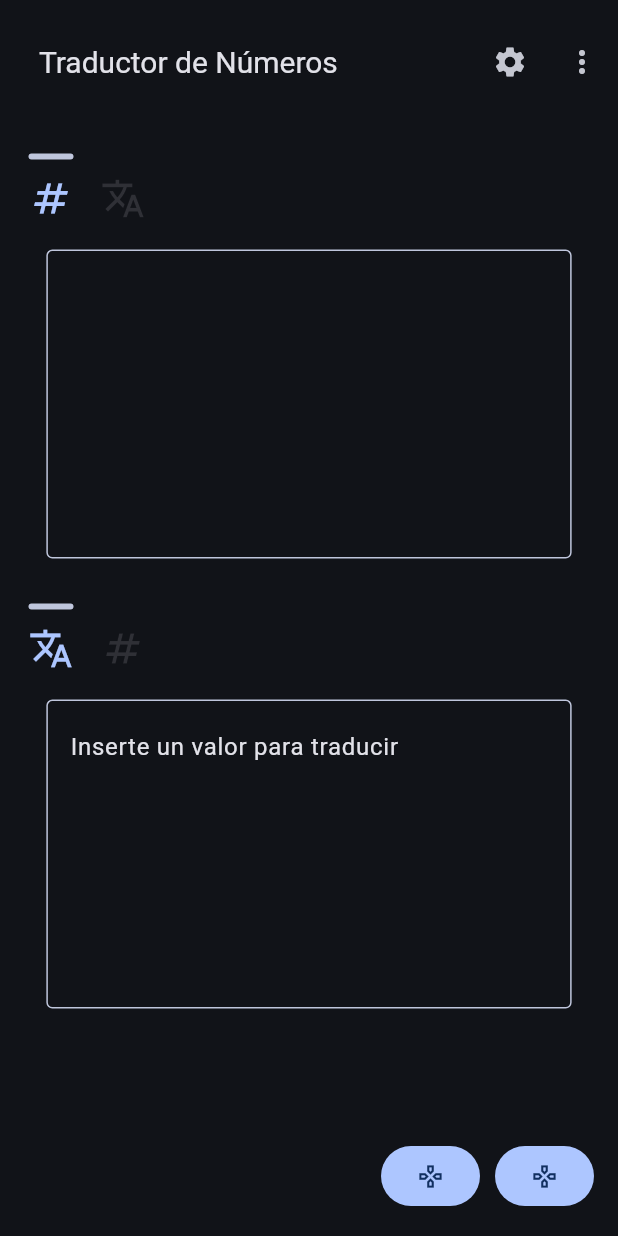
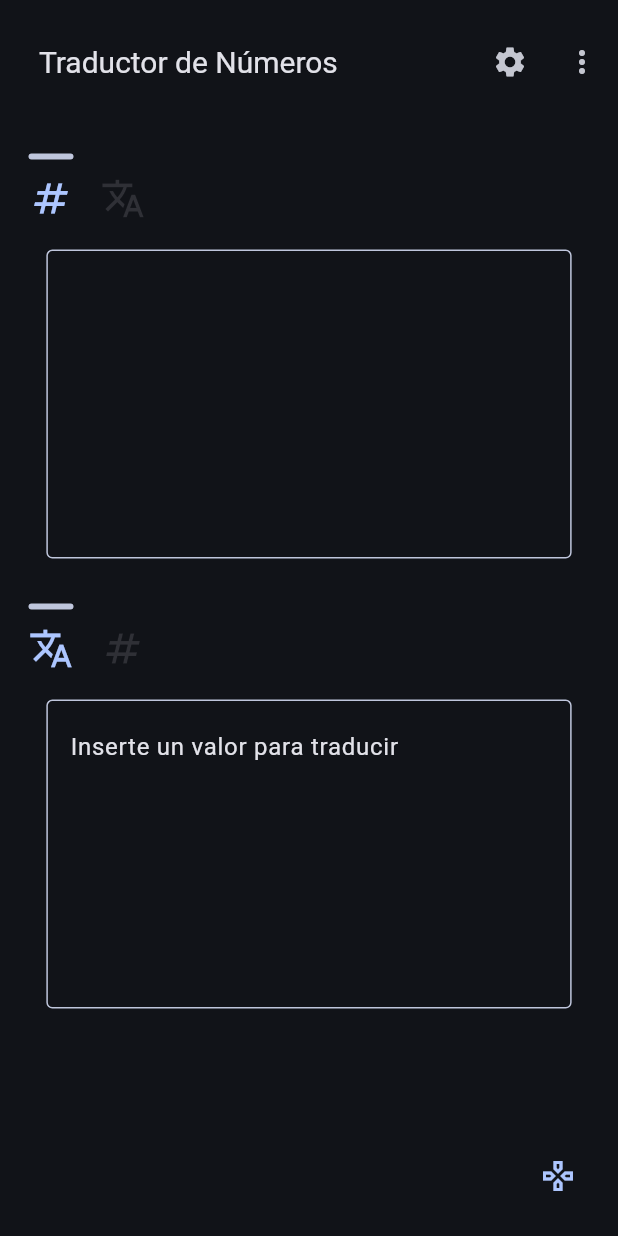
Before and after one commit to palmerovicdev/ia-final-project-front-pl, a Flutter app: the NumberTranslatorPage screen opened by its route, on a phone screen of 412 x 824 dp. Run offline on Flutter 3.47's test engine with Material 3 defaults, Android fonts, the light colour scheme and no system bars; our stand-ins replace animate_do, bloc, dio, easy_localization, equatable, flutter_animate and 5 more.

Commit message:
feat: Convert floating action buttons into a popup menu button

```diff
--- a/iafinalprojectfront/lib/number_translator/presentation/pages/translation/number_translator_page.dart
+++ b/iafinalprojectfront/lib/number_translator/presentation/pages/translation/number_translator_page.dart
@@ -24,12 +24,18 @@ class NumberTranslatorPage extends StatelessWidget {
     final cubit = serviceLocator.get<NumberTranslatorCubit>();
     return BlocConsumer<ConfigurationsCubit, ConfigurationsState>(
       buildWhen: (previous, current) {
-        if (previous is! ConfigurationsInitial || current is! ConfigurationsInitial) return false;
+        if (previous is! ConfigurationsInitial ||
+            current is! ConfigurationsInitial) return false;
         return previous.isSpanishLanguage != current.isSpanishLanguage;
       },
       listener: (context, state) {
-        context.setLocale((state as ConfigurationsInitial).isSpanishLanguage ? context.supportedLocales.first : context.supportedLocales.last);
-        serviceLocator.get<ConfigurationsCubit>().currentLanguage = context.locale == context.supportedLocales.first ? tr('spanish_language') : tr('english_language');
+        context.setLocale((state as ConfigurationsInitial).isSpanishLanguage
+            ? context.supportedLocales.first
+            : context.supportedLocales.last);
+        serviceLocator.get<ConfigurationsCubit>().currentLanguage =
+            context.locale == context.supportedLocales.first
+                ? tr('spanish_language')
+                : tr('english_language');
       },
       builder: (context, state) {
         cubit.validateNumberToTranslate();
@@ -37,7 +43,8 @@ class NumberTranslatorPage extends StatelessWidget {
           appBar: AppBar(
             title: Padding(
               padding: const EdgeInsets.only(left: 10.0),
-              child: Text(tr('number_translator_page_title'), style: const TextStyle(fontSize: 20)),
+              child: Text(tr('number_translator_page_title'),
+                  style: const TextStyle(fontSize: 20)),
             ),
             toolbarHeight: height * 0.1,
             actions: [
@@ -82,9 +89,18 @@ class NumberTranslatorPage extends StatelessWidget {
                         onTap: () {
                           serviceLocator.get<AuthCubit>().logOut();
                           // reset text form fields
-                          serviceLocator.get<AuthCubit>().usernameController.text = '';
-                          serviceLocator.get<AuthCubit>().passwordController.text = '';
-                          serviceLocator.get<AuthCubit>().repeatPasswordController.text = '';
+                          serviceLocator
+                              .get<AuthCubit>()
+                              .usernameController
+                              .text = '';
+                          serviceLocator
+                              .get<AuthCubit>()
+                              .passwordController
+                              .text = '';
+                          serviceLocator
+                              .get<AuthCubit>()
+                              .repeatPasswordController
+                              .text = '';
                           context.replaceNamed(Routes.authPage.name);
                         },
                       ),
@@ -103,16 +119,26 @@ class NumberTranslatorPage extends StatelessWidget {
                         ? Column(
                             children: [
                               Row(
-                                mainAxisAlignment: MainAxisAlignment.spaceAround,
+                                mainAxisAlignment:
+                                    MainAxisAlignment.spaceAround,
                                 crossAxisAlignment: CrossAxisAlignment.start,
                                 children: [
-                                  firstTextFormField(context, height, width * 0.45, cubit, state, () => cubit.changeTranslationType()),
+                                  firstTextFormField(
+                                      context,
+                                      height,
+                                      width * 0.45,
+                                      cubit,
+                                      state,
+                                      () => cubit.changeTranslationType()),
                                   CustomTooltip(
                                     message: tr('swap'),
                                     child: Padding(
-                                      padding: EdgeInsets.only(top: height * 0.216),
+                                      padding:
+                                          EdgeInsets.only(top: height * 0.216),
                                       child: IconButton.outlined(
-                                        onPressed: () => context.read<NumberTranslatorCubit>().changeTranslationType(),
+                                        onPressed: () => context
+                                            .read<NumberTranslatorCubit>()
+                                            .changeTranslationType(),
                                         icon: Icon(
                                           size: (height + width) * 0.015,
                                           Icons.swap_horiz,
@@ -120,7 +146,8 @@ class NumberTranslatorPage extends StatelessWidget {
                                       ),
                                     ),
                                   ),
-                                  secondTextFormField(context, height, width * 0.45, cubit, state, () {
+                                  secondTextFormField(context, height,
+                                      width * 0.45, cubit, state, () {
                                     return cubit.changeTranslationType();
                                   }),
                                 ],
@@ -131,8 +158,12 @@ class NumberTranslatorPage extends StatelessWidget {
                                 height: 50,
                                 child: FloatingActionButton(
                                   isExtended: true,
-                                  child: Text(tr('play_a_game'), style: Theme.of(context).textTheme.titleMedium),
-                                  onPressed: () => context.pushNamed(Routes.gamePage.name),
+                                  child: Text(tr('play_a_game'),
+                                      style: Theme.of(context)
+                                          .textTheme
+                                          .titleMedium),
+                                  onPressed: () =>
+                                      context.pushNamed(Routes.gamePage.name),
                                 ),
                               )
                             ],
@@ -141,8 +172,10 @@ class NumberTranslatorPage extends StatelessWidget {
                             mainAxisAlignment: MainAxisAlignment.center,
                             crossAxisAlignment: CrossAxisAlignment.center,
                             children: [
-                              firstTextFormField(context, height, width, cubit, state, () => cubit.changeTranslationType()),
-                              secondTextFormField(context, height, width, cubit, state, () => cubit.changeTranslationType()),
+                              firstTextFormField(context, height, width, cubit,
+                                  state, () => cubit.changeTranslationType()),
+                              secondTextFormField(context, height, width, cubit,
+                                  state, () => cubit.changeTranslationType()),
                             ],
                           );
                   }
@@ -152,28 +185,39 @@ class NumberTranslatorPage extends StatelessWidget {
             ),
           ),
           floatingActionButton: width < 600
-              ? Row(
-                  mainAxisSize: MainAxisSize.min,
-                  mainAxisAlignment: MainAxisAlignment.end,
-                  children: [
-                    CustomTooltip(
-                      message: tr('play_a_game'),
-                      child: FilledButton(
-                        key: const Key('playGameButton'),
-                        onPressed: () => context.pushNamed(Routes.selectionGame.name),
-                        child: const Icon(Icons.gamepad_outlined),
+              ? PopupMenuButton(
+                  style: const ButtonStyle(
+                    backgroundColor:
+                        WidgetStatePropertyAll<Color>(Colors.transparent),
+                  ),
+                  iconColor: Theme.of(context).colorScheme.primary,
+                  icon: const Icon(Icons.gamepad_outlined),
+                  tooltip: tr('play_a_game'),
+                  itemBuilder: (context) {
+                    return List.of([
+                      PopupMenuItem(
+                        child: Row(
+                          mainAxisAlignment: MainAxisAlignment.spaceBetween,
+                          children: [
+                            Text(tr('normal_game')),
+                            const Icon(Icons.spellcheck, size: 20),
+                          ],
+                        ),
+                        onTap: () =>
+                            context.pushNamed(Routes.selectionGame.name),
                       ),
-                    ),
-                    const Gap(10),
-                    CustomTooltip(
-                      message: tr('play_a_game'),
-                      child: FilledButton(
-                        key: const Key('playGame2Button'),
-                        onPressed: () => context.pushNamed(Routes.gamePage.name),
-                        child: const Icon(Icons.gamepad_outlined),
+                      PopupMenuItem(
+                        child: Row(
+                          mainAxisAlignment: MainAxisAlignment.spaceBetween,
+                          children: [
+                            Text(tr('select_game')),
+                            const Icon(Icons.timer_outlined, size: 20),
+                          ],
+                        ),
+                        onTap: () => context.pushNamed(Routes.gamePage.name),
                       ),
-                    ),
-                  ],
+                    ]);
+                  },
                 )
               : null,
           floatingActionButtonLocation: FloatingActionButtonLocation.endFloat,
@@ -193,7 +237,8 @@ class NumberTranslatorPage extends StatelessWidget {
     return Padding(
       padding: const EdgeInsets.all(10.0),
       child: Column(
-        crossAxisAlignment: width > 600 ? CrossAxisAlignment.start : CrossAxisAlignment.center,
+        crossAxisAlignment:
+            width > 600 ? CrossAxisAlignment.start : CrossAxisAlignment.center,
         children: [
           Row(
             children: [
@@ -227,7 +272,9 @@ class NumberTranslatorPage extends StatelessWidget {
             child: CustomTextFormField(
               controller: cubit.numberToTranslateController,
               readOnly: false,
-              borderColor: state.validationFailed ? Theme.of(context).colorScheme.error : null,
+              borderColor: state.validationFailed
+                  ? Theme.of(context).colorScheme.error
+                  : null,
               onChanged: (value) async {
                 if (await cubit.validateNumberToTranslate()) {
                   cubit.translate(
@@ -253,7 +300,8 @@ class NumberTranslatorPage extends StatelessWidget {
     return Padding(
       padding: const EdgeInsets.all(10.0),
       child: Column(
-        crossAxisAlignment: width > 600 ? CrossAxisAlignment.start : CrossAxisAlignment.center,
+        crossAxisAlignment:
+            width > 600 ? CrossAxisAlignment.start : CrossAxisAlignment.center,
         children: [
           Row(
             children: [
@@ -285,7 +333,9 @@ class NumberTranslatorPage extends StatelessWidget {
             height: height * 0.25,
             width: width * 0.85,
             child: CustomTextFormField(
-              borderColor: state.validationFailed ? Theme.of(context).colorScheme.error : null,
+              borderColor: state.validationFailed
+                  ? Theme.of(context).colorScheme.error
+                  : null,
               controller: cubit.translatedNumberController,
               readOnly: true,
             ),
```
